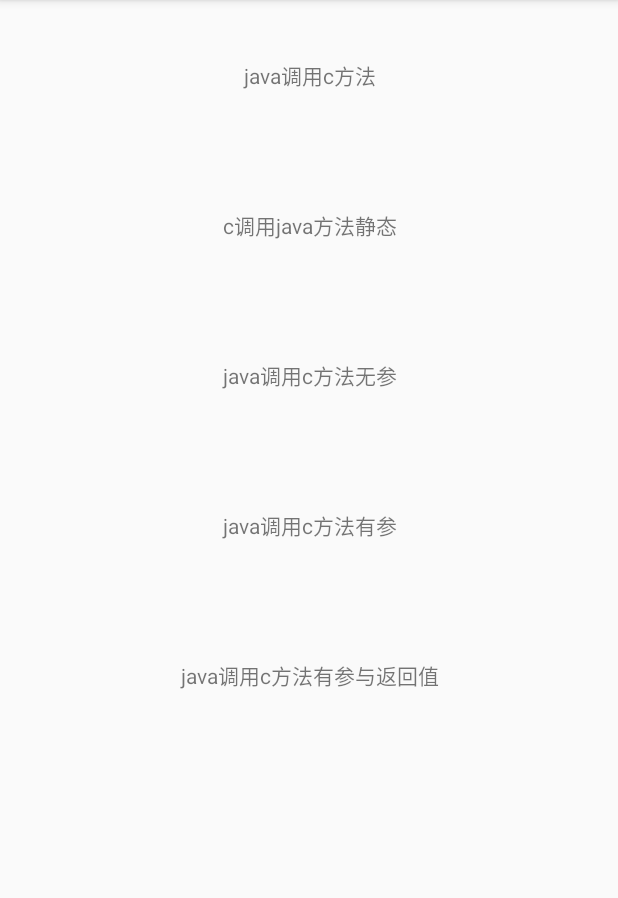
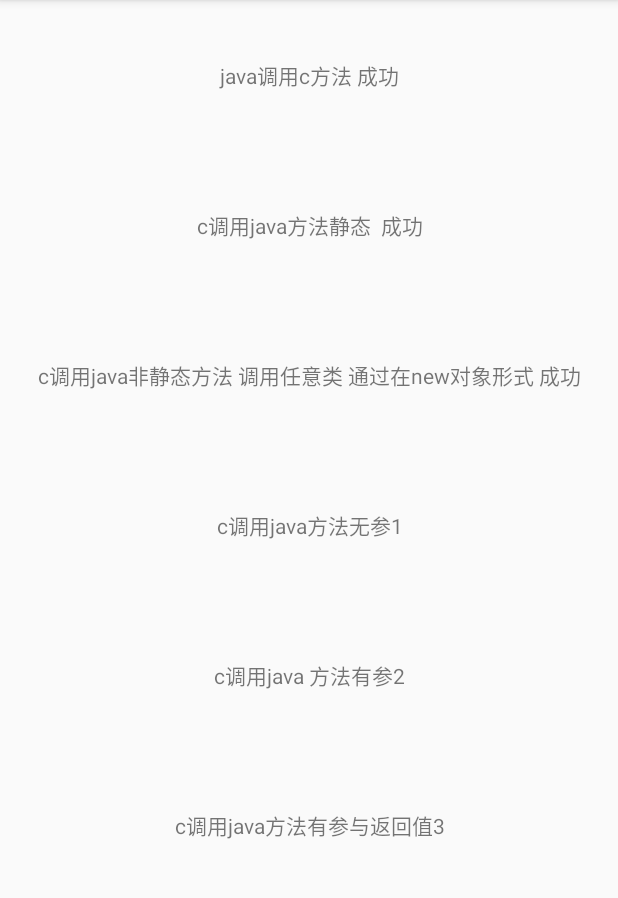
Before and after one commit to penghaoyou5/CoreAnalyze, an Android app: the screen it shows after launch (MainActivity), on a phone screen of 412 x 824 dp, the part 84-982 px from its top. Run offline under Robolectric (Android 15) with nearby library versions, the phone set to English and light mode, and no system bars; libraries missing offline, so code that uses them is left out: android.test.

Commit message:
提交 c调java

```diff
--- a/jnidemo/src/main/java/com/example/demo/jnidemo/MainActivity.java
+++ b/jnidemo/src/main/java/com/example/demo/jnidemo/MainActivity.java
@@ -1,5 +1,6 @@
 package com.example.demo.jnidemo;
 
+import android.content.pm.ApplicationInfo;
 import android.support.annotation.IdRes;
 import android.support.v7.app.AppCompatActivity;
 import android.os.Bundle;
@@ -13,7 +14,7 @@ public class MainActivity extends AppCompatActivity implements View.OnClickListe
     public static MainActivity activity;
 
     @IdRes
-    private int[] resIds = {R.id.javaDiaoc,R.id.cDiaojava1,R.id.cDiaojava2,R.id.cDiaojava3,R.id.cDiaojavajingtai};//点击事件
+    private int[] resIds = {R.id.javaDiaoc,R.id.cDiaojava1,R.id.cDiaojava2,R.id.cDiaojava3,R.id.cDiaojavajingtai,R.id.cDiaojavajfeijingtai};//点击事件
     @Override
     protected void onCreate(Bundle savedInstanceState) {
         super.onCreate(savedInstanceState);
@@ -53,11 +54,14 @@ public class MainActivity extends AppCompatActivity implements View.OnClickListe
                 fooCdiaoJava.javaDiaoC1();
                 break;
             case R.id.cDiaojava2:
-                fooCdiaoJava.javaDiaoC2();
+                fooCdiaoJava.javac2();
                 break;
             case R.id.cDiaojava3:
                 fooCdiaoJava.javaDiaoC3();
                 break;
+            case R.id.cDiaojavajfeijingtai:
+                fooCdiaoJava.cNewObjectDiaoJava();
+                break;
         }
     }
 }
--- a/jnidemo/src/main/res/layout/activity_main.xml
+++ b/jnidemo/src/main/res/layout/activity_main.xml
@@ -1,6 +1,9 @@
 <?xml version="1.0" encoding="utf-8"?>
-<LinearLayout xmlns:android="http://schemas.android.com/apk/res/android"
+<ScrollView  xmlns:android="http://schemas.android.com/apk/res/android"
     xmlns:tools="http://schemas.android.com/tools"
+    android:layout_width="match_parent"
+    android:layout_height="match_parent">
+<LinearLayout
     android:layout_width="match_parent"
     android:layout_height="match_parent"
     android:orientation="vertical"
@@ -9,26 +12,31 @@
     <TextView
         android:id="@+id/javaDiaoc"
         style="@style/ButtonAttr"
-        android:text="java调用c方法" />
+        android:text="java调用c方法 成功" />
 
     <TextView
         android:id="@+id/cDiaojavajingtai"
         style="@style/ButtonAttr"
-        android:text="c调用java方法静态" />
+        android:text="c调用java方法静态  成功" />
+    <TextView
+        android:id="@+id/cDiaojavajfeijingtai"
+        style="@style/ButtonAttr"
+        android:text="c调用java非静态方法 调用任意类 通过在new对象形式 成功" />
 
     <TextView
         android:id="@+id/cDiaojava1"
         style="@style/ButtonAttr"
-        android:text="java调用c方法无参" />
+        android:text="c调用java方法无参1" />
 
     <TextView
         android:id="@+id/cDiaojava2"
         style="@style/ButtonAttr"
-        android:text="java调用c方法有参" />
+        android:text="c调用java 方法有参2" />
 
     <TextView
         android:id="@+id/cDiaojava3"
         style="@style/ButtonAttr"
-        android:text="java调用c方法有参与返回值" />
+        android:text="c调用java方法有参与返回值3" />
 
 </LinearLayout>
+</ScrollView>
```
Also changed, not shown: jnidemo/src/main/java/com/example/demo/jnidemo/FooCDiaoJava.java (+25 -3 lines), 3 other files.
